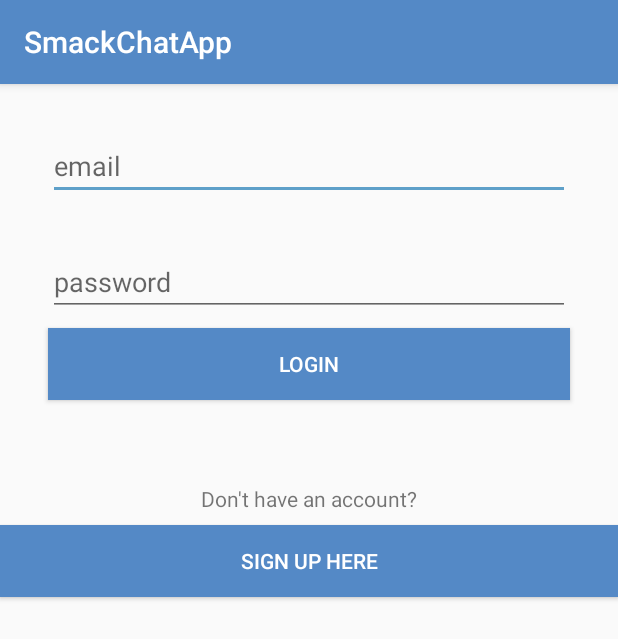
After one commit to kajol9405/SmackChatApp, an Android app: the LoginActivity screen opened directly, with no data from a screen before it, on a phone screen of 412 x 824 dp. The commit adds this screen. Shown: the top 639 px of the screen. Run offline under Robolectric (Android 15) with nearby library versions, the phone set to English and light mode, and no system bars.

Commit message:
LoginActivityUI

```diff
--- a/app/build.gradle
+++ b/app/build.gradle
@@ -24,7 +24,7 @@ android {
 
 dependencies {
     implementation fileTree(dir: 'libs', include: ['*.jar'])
-    implementation"org.jetbrains.kotlin:kotlin-stdlib-jre7:$kotlin_version"
+    implementation "org.jetbrains.kotlin:kotlin-stdlib-jre7:$kotlin_version"
     implementation 'com.android.support:appcompat-v7:26.1.0'
     implementation 'com.android.support:design:26.1.0'
     implementation 'com.android.support.constraint:constraint-layout:1.0.2'
--- a/app/src/main/AndroidManifest.xml
+++ b/app/src/main/AndroidManifest.xml
@@ -19,6 +19,7 @@
                 <category android:name="android.intent.category.LAUNCHER" />
             </intent-filter>
         </activity>
+        <activity android:name=".LoginActivity"></activity>
     </application>
 
 </manifest>
--- /dev/null
+++ b/app/src/main/java/com/example/kajol/smackchatapp/LoginActivity.kt
@@ -0,0 +1,21 @@
+package com.example.kajol.smackchatapp
+
+import android.support.v7.app.AppCompatActivity
+import android.os.Bundle
+import android.view.View
+
+class LoginActivity : AppCompatActivity() {
+
+    override fun onCreate(savedInstanceState: Bundle?) {
+        super.onCreate(savedInstanceState)
+        setContentView(R.layout.activity_login)
+    }
+
+    fun loginBtnClicked(view : View){
+
+    }
+    fun loginCreateUserBtnClicked(view : View){
+
+    }
+
+}
--- a/app/src/main/java/com/example/kajol/smackchatapp/MainActivity.kt
+++ b/app/src/main/java/com/example/kajol/smackchatapp/MainActivity.kt
@@ -1,5 +1,6 @@
 package com.example.kajol.smackchatapp
 
+import android.content.Intent
 import android.os.Bundle
 import android.support.design.widget.Snackbar
 import android.support.design.widget.NavigationView
@@ -33,7 +34,8 @@ class MainActivity : AppCompatActivity() {
     }
 
     fun userLoginClicked(view : View){
-
+        val loginIntent = Intent(this, LoginActivity::class.java)
+        startActivity(loginIntent)
 
     }
 
--- /dev/null
+++ b/app/src/main/res/layout/activity_login.xml
@@ -0,0 +1,79 @@
+<?xml version="1.0" encoding="utf-8"?>
+<android.support.constraint.ConstraintLayout xmlns:android="http://schemas.android.com/apk/res/android"
+    xmlns:app="http://schemas.android.com/apk/res-auto"
+    xmlns:tools="http://schemas.android.com/tools"
+    android:layout_width="match_parent"
+    android:layout_height="match_parent"
+    tools:context="com.example.kajol.smackchatapp.LoginActivity">
+
+    <EditText
+        android:id="@+id/loginEmailText"
+        android:layout_width="0dp"
+        android:layout_height="wrap_content"
+        android:layout_marginEnd="32dp"
+        android:layout_marginStart="32dp"
+        android:layout_marginTop="32dp"
+        android:ems="10"
+        android:hint="email"
+        android:inputType="textPersonName"
+        app:layout_constraintEnd_toEndOf="parent"
+        app:layout_constraintStart_toStartOf="parent"
+        app:layout_constraintTop_toTopOf="parent" />
+
+    <EditText
+        android:id="@+id/loginPasswordText"
+        android:layout_width="0dp"
+        android:layout_height="wrap_content"
+        android:layout_marginEnd="32dp"
+        android:layout_marginStart="32dp"
+        android:layout_marginTop="32dp"
+        android:ems="10"
+        android:hint="password"
+        android:inputType="textPassword"
+        app:layout_constraintEnd_toEndOf="parent"
+        app:layout_constraintHorizontal_bias="0.0"
+        app:layout_constraintLeft_toLeftOf="parent"
+        app:layout_constraintRight_toRightOf="parent"
+        app:layout_constraintStart_toStartOf="parent"
+        app:layout_constraintTop_toBottomOf="@+id/loginEmailText" />
+
+    <Button
+        android:id="@+id/loginButton"
+        android:layout_width="0dp"
+        android:layout_height="wrap_content"
+        android:layout_marginEnd="32dp"
+        android:layout_marginStart="32dp"
+        android:layout_marginTop="8dp"
+        android:background="@color/colorPrimary"
+        android:onClick="loginBtnClicked"
+        android:text="Login"
+        android:textColor="@android:color/white"
+        app:layout_constraintEnd_toEndOf="parent"
+        app:layout_constraintStart_toStartOf="parent"
+        app:layout_constraintTop_toBottomOf="@+id/loginPasswordText" />
+
+    <TextView
+        android:id="@+id/textView"
+        android:layout_width="wrap_content"
+        android:layout_height="wrap_content"
+        android:layout_marginTop="56dp"
+        android:text="Don't have an account?"
+        app:layout_constraintEnd_toEndOf="parent"
+        app:layout_constraintLeft_toLeftOf="parent"
+        app:layout_constraintRight_toRightOf="parent"
+        app:layout_constraintStart_toStartOf="parent"
+        app:layout_constraintTop_toBottomOf="@+id/loginButton" />
+
+    <Button
+        android:id="@+id/loginCreateUserBtn"
+        android:layout_width="0dp"
+        android:layout_height="wrap_content"
+        android:layout_marginTop="8dp"
+        android:background="@color/colorPrimary"
+        android:onClick="loginCreateUserBtnClicked"
+        android:text="Sign up here"
+        android:textColor="@android:color/white"
+        app:layout_constraintLeft_toLeftOf="parent"
+        app:layout_constraintRight_toRightOf="parent"
+        app:layout_constraintTop_toBottomOf="@+id/textView" />
+</android.support.constraint.ConstraintLayout>
--- a/app/src/main/res/layout/nav_header_main.xml
+++ b/app/src/main/res/layout/nav_header_main.xml
@@ -60,6 +60,7 @@
         android:background="@android:color/transparent"
         android:onClick="userLoginClicked"
         android:text="LOGIN"
+        android:textAlignment="center"
         app:layout_constraintBottom_toBottomOf="parent"
         app:layout_constraintLeft_toLeftOf="parent"
         app:layout_constraintStart_toStartOf="parent"
```
